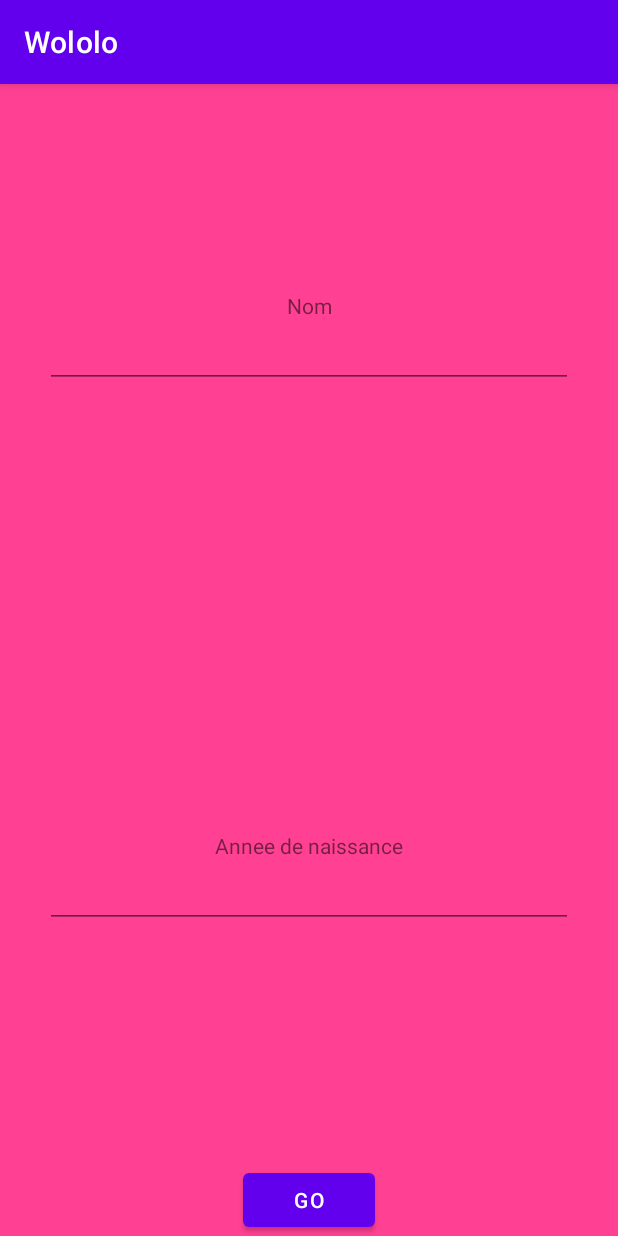
After one commit to Excilyano/TPsAndroid, an Android app: the PinkFragment screen opened through its navigation route, on a phone screen of 412 x 824 dp. The commit adds this screen. Run offline under Robolectric (Android 15) with nearby library versions, the phone set to English and light mode, and no system bars; our stand-ins replace data binding.

Commit message:
TP color me

```diff
--- a/app/build.gradle
+++ b/app/build.gradle
@@ -37,6 +37,11 @@ android {
 }
 
 dependencies {
+    /*
+        librairies utilisees pour mettre en place la navigation entre fragments
+     */
+    implementation 'androidx.navigation:navigation-fragment-ktx:2.5.3'
+    implementation 'androidx.navigation:navigation-ui-ktx:2.5.3'
 
     implementation 'androidx.core:core-ktx:1.7.0'
     implementation 'androidx.appcompat:appcompat:1.5.1'
--- /dev/null
+++ b/app/src/main/java/com/example/tps/fragments/ColorMeActivity.kt
@@ -0,0 +1,14 @@
+package com.example.tps.fragments
+
+import androidx.appcompat.app.AppCompatActivity
+import android.os.Bundle
+import androidx.databinding.DataBindingUtil
+import com.example.tps.R
+import com.example.tps.databinding.ActivityColorMeBinding
+
+class ColorMeActivity : AppCompatActivity() {
+    override fun onCreate(savedInstanceState: Bundle?) {
+        super.onCreate(savedInstanceState)
+        DataBindingUtil.setContentView<ActivityColorMeBinding>(this, R.layout.activity_color_me)
+    }
+}
--- /dev/null
+++ b/app/src/main/java/com/example/tps/fragments/PinkFragment.kt
@@ -0,0 +1,31 @@
+package com.example.tps.fragments
+
+import android.os.Bundle
+import androidx.fragment.app.Fragment
+import android.view.LayoutInflater
+import android.view.View
+import android.view.ViewGroup
+import androidx.databinding.DataBindingUtil
+import androidx.navigation.Navigation
+import com.example.tps.R
+import com.example.tps.databinding.FragmentPinkBinding
+import com.example.tps.databinding.FragmentWhiteBinding
+
+class PinkFragment : Fragment() {
+    override fun onCreateView(
+        inflater: LayoutInflater, container: ViewGroup?,
+        savedInstanceState: Bundle?
+    ): View? {
+
+        val binding = DataBindingUtil.inflate<FragmentPinkBinding>(inflater, R.layout.fragment_pink, container, false)
+        binding.btnGoPink.setOnClickListener {
+            if (binding.etNomPink.text.length + binding.etNaissance.text.toString().toInt() > 2000) {
+                Navigation.findNavController(it).navigate(R.id.action_pinkFragment_to_greenFragment)
+            } else {
+                Navigation.findNavController(it).navigate(R.id.action_pinkFragment_to_yellowFragment)
+            }
+        }
+
+        return binding.root
+    }
+}
--- /dev/null
+++ b/app/src/main/java/com/example/tps/fragments/WhiteFragment.kt
@@ -0,0 +1,30 @@
+package com.example.tps.fragments
+
+import android.os.Bundle
+import androidx.fragment.app.Fragment
+import android.view.LayoutInflater
+import android.view.View
+import android.view.ViewGroup
+import androidx.databinding.DataBindingUtil
+import androidx.navigation.Navigation
+import com.example.tps.R
+import com.example.tps.databinding.FragmentWhiteBinding
+
+class WhiteFragment : Fragment() {
+    override fun onCreateView(
+        inflater: LayoutInflater, container: ViewGroup?,
+        savedInstanceState: Bundle?
+    ): View? {
+
+        val binding = DataBindingUtil.inflate<FragmentWhiteBinding>(inflater, R.layout.fragment_white, container, false)
+        binding.btnGoWhite.setOnClickListener {
+            if (binding.etPrenom.text.length > 10) {
+                Navigation.findNavController(it).navigate(R.id.action_whiteFragment_to_pinkFragment)
+            } else {
+                Navigation.findNavController(it).navigate(R.id.action_whiteFragment_to_redFragment)
+            }
+        }
+
+        return binding.root
+    }
+}
--- /dev/null
+++ b/app/src/main/res/layout/activity_color_me.xml
@@ -0,0 +1,22 @@
+<?xml version="1.0" encoding="utf-8"?>
+
+<layout xmlns:android="http://schemas.android.com/apk/res/android"
+    xmlns:app="http://schemas.android.com/apk/res-auto"
+    xmlns:tools="http://schemas.android.com/tools">
+
+    <androidx.constraintlayout.widget.ConstraintLayout
+        android:layout_width="match_parent"
+        android:layout_height="match_parent"
+        tools:context=".fragments.ColorMeActivity">
+
+        <fragment
+            android:id="@+id/monNavHost"
+            android:layout_width="match_parent"
+            android:layout_height="match_parent"
+            android:name="androidx.navigation.fragment.NavHostFragment"
+            app:defaultNavHost="true"
+            app:navGraph="@navigation/navigation" />
+
+
+    </androidx.constraintlayout.widget.ConstraintLayout>
+</layout>
--- /dev/null
+++ b/app/src/main/res/layout/fragment_pink.xml
@@ -0,0 +1,77 @@
+<?xml version="1.0" encoding="utf-8"?>
+<layout xmlns:android="http://schemas.android.com/apk/res/android"
+    xmlns:tools="http://schemas.android.com/tools"
+    xmlns:app="http://schemas.android.com/apk/res-auto">
+
+    <LinearLayout
+        android:layout_width="match_parent"
+        android:layout_height="match_parent"
+        android:orientation="vertical"
+        tools:context=".fragments.PinkFragment"
+        android:background="#BFFF006F"
+        >
+
+        <androidx.constraintlayout.widget.ConstraintLayout
+            android:layout_width="match_parent"
+            android:layout_height="0dp"
+            android:layout_weight="1">
+
+            <EditText
+                android:id="@+id/et_nom_pink"
+                android:layout_width="match_parent"
+                android:layout_height="wrap_content"
+                app:layout_constraintTop_toTopOf="parent"
+                app:layout_constraintBottom_toBottomOf="parent"
+                app:layout_constraintLeft_toLeftOf="parent"
+                app:layout_constraintRight_toRightOf="parent"
+                android:layout_margin="30dp"
+                />
+
+            <TextView
+                android:layout_width="wrap_content"
+                android:layout_height="wrap_content"
+                android:text="Nom"
+                app:layout_constraintBottom_toTopOf="@id/et_nom_pink"
+                app:layout_constraintLeft_toLeftOf="parent"
+                app:layout_constraintRight_toRightOf="parent"
+                />
+
+        </androidx.constraintlayout.widget.ConstraintLayout>
+
+        <androidx.constraintlayout.widget.ConstraintLayout
+            android:layout_width="match_parent"
+            android:layout_height="0dp"
+            android:layout_weight="1">
+
+            <EditText
+                android:id="@+id/et_naissance"
+                android:layout_width="match_parent"
+                android:layout_height="wrap_content"
+                app:layout_constraintTop_toTopOf="parent"
+                app:layout_constraintBottom_toBottomOf="parent"
+                app:layout_constraintLeft_toLeftOf="parent"
+                app:layout_constraintRight_toRightOf="parent"
+                android:layout_margin="30dp"
+                android:inputType="number"
+                />
+
+            <TextView
+                android:layout_width="wrap_content"
+                android:layout_height="wrap_content"
+                android:text="Annee de naissance"
+                app:layout_constraintBottom_toTopOf="@id/et_naissance"
+                app:layout_constraintLeft_toLeftOf="parent"
+                app:layout_constraintRight_toRightOf="parent"
+                />
+
+        </androidx.constraintlayout.widget.ConstraintLayout>
+
+
+        <Button
+            android:id="@+id/btn_go_pink"
+            android:layout_width="wrap_content"
+            android:layout_height="wrap_content"
+            android:text="Go"
+            android:layout_gravity="center" />
+    </LinearLayout>
+</layout>
--- /dev/null
+++ b/app/src/main/res/navigation/navigation.xml
@@ -0,0 +1,64 @@
+<?xml version="1.0" encoding="utf-8"?>
+<navigation xmlns:android="http://schemas.android.com/apk/res/android"
+    xmlns:app="http://schemas.android.com/apk/res-auto"
+    xmlns:tools="http://schemas.android.com/tools"
+    android:id="@+id/navigation"
+    app:startDestination="@id/whiteFragment">
+
+    <fragment
+        android:id="@+id/blueFragment"
+        android:name="com.example.tps.fragments.BlueFragment"
+        android:label="fragment_blue"
+        tools:layout="@layout/fragment_blue" />
+    <fragment
+        android:id="@+id/whiteFragment"
+        android:name="com.example.tps.fragments.WhiteFragment"
+        android:label="fragment_white"
+        tools:layout="@layout/fragment_white" >
+        <action
+            android:id="@+id/action_whiteFragment_to_redFragment"
+            app:destination="@id/redFragment" />
+        <action
+            android:id="@+id/action_whiteFragment_to_pinkFragment"
+            app:destination="@id/pinkFragment" />
+    </fragment>
+    <fragment
+        android:id="@+id/redFragment"
+        android:name="com.example.tps.fragments.RedFragment"
+        android:label="fragment_red"
+        tools:layout="@layout/fragment_red" >
+        <action
+            android:id="@+id/action_redFragment_to_blueFragment"
+            app:destination="@id/blueFragment" />
+        <action
+            android:id="@+id/action_redFragment_to_orangeFragment"
+            app:destination="@id/orangeFragment" />
+    </fragment>
+    <fragment
+        android:id="@+id/orangeFragment"
+        android:name="com.example.tps.fragments.OrangeFragment"
+        android:label="fragment_orange"
+        tools:layout="@layout/fragment_orange" />
+    <fragment
+        android:id="@+id/pinkFragment"
+        android:name="com.example.tps.fragments.PinkFragment"
+        android:label="fragment_pink"
+        tools:layout="@layout/fragment_pink" >
+        <action
+            android:id="@+id/action_pinkFragment_to_yellowFragment"
+            app:destination="@id/yellowFragment" />
+        <action
+            android:id="@+id/action_pinkFragment_to_greenFragment"
+            app:destination="@id/greenFragment" />
+    </fragment>
+    <fragment
+        android:id="@+id/yellowFragment"
+        android:name="com.example.tps.fragments.YellowFragment"
+        android:label="fragment_yellow"
+        tools:layout="@layout/fragment_yellow" />
+    <fragment
+        android:id="@+id/greenFragment"
+        android:name="com.example.tps.fragments.GreenFragment"
+        android:label="fragment_green"
+        tools:layout="@layout/fragment_green" />
+</navigation>
--- a/app/src/main/res/values/strings.xml
+++ b/app/src/main/res/values/strings.xml
@@ -1,3 +1,5 @@
 <resources>
     <string name="app_name">Wololo</string>
+    <!-- TODO: Remove or change this placeholder text -->
+    <string name="hello_blank_fragment">Hello blank fragment</string>
 </resources>
```
Also changed, not shown: app/src/main/AndroidManifest.xml (+9 -2 lines), app/src/main/java/com/example/tps/fragments/BlueFragment.kt (added, +18 -0 lines), app/src/main/java/com/example/tps/fragments/GreenFragment.kt (added, +18 -0 lines), app/src/main/java/com/example/tps/fragments/OrangeFragment.kt (added, +18 -0 lines), app/src/main/java/com/example/tps/fragments/RedFragment.kt (added, +31 -0 lines), app/src/main/java/com/example/tps/fragments/YellowFragment.kt (added, +18 -0 lines), app/src/main/res/layout/fragment_blue.xml (added, +25 -0 lines), app/src/main/res/layout/fragment_green.xml (added, +25 -0 lines), app/src/main/res/layout/fragment_orange.xml (added, +25 -0 lines), app/src/main/res/layout/fragment_red.xml (added, +76 -0 lines), app/src/main/res/layout/fragment_white.xml (added, +41 -0 lines), app/src/main/res/layout/fragment_yellow.xml (added, +25 -0 lines).
